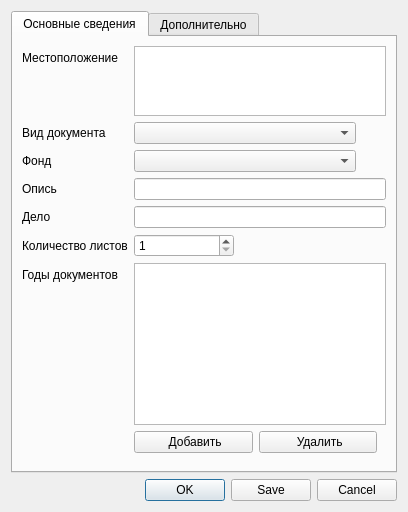
The window that ui/docform_dialog.ui (caxapyk/gaoo-cfp) describes before a commit, drawn with Qt 5.
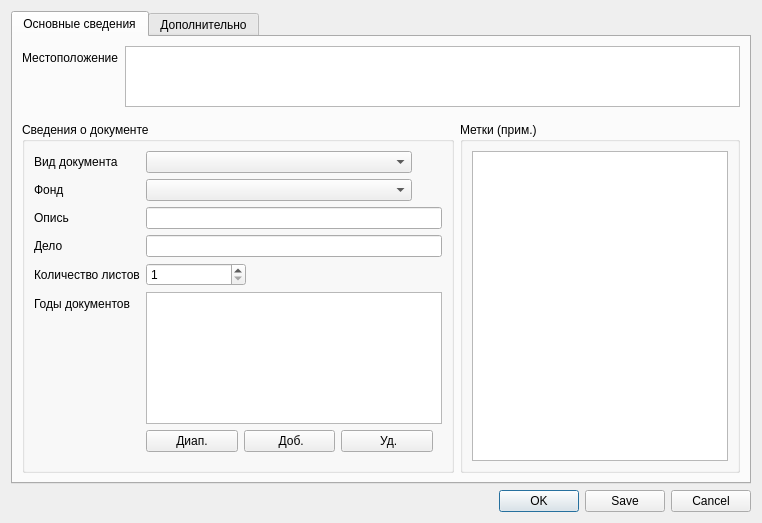
The same window after the commit. Icons and pictures are not drawn.

Commit message: years range added, refactoring

Patch:
```diff
--- a/ui/docform_dialog.ui
+++ b/ui/docform_dialog.ui
@@ -9,8 +9,8 @@
    <rect>
     <x>0</x>
     <y>0</y>
-    <width>408</width>
-    <height>512</height>
+    <width>762</width>
+    <height>523</height>
    </rect>
   </property>
   <property name="minimumSize">
@@ -35,7 +35,31 @@
       <attribute name="title">
        <string>Основные сведения</string>
       </attribute>
+      <layout class="QVBoxLayout" name="verticalLayout_2">
+       <item>
+        <widget class="QFrame" name="frame_2">
+         <property name="maximumSize">
+          <size>
+           <width>16777215</width>
+           <height>70</height>
+          </size>
+         </property>
+         <property name="frameShape">
+          <enum>QFrame::NoFrame</enum>
+         </property>
+         <property name="frameShadow">
+          <enum>QFrame::Raised</enum>
+         </property>
       <layout class="QFormLayout" name="formLayout_2">
+          <property name="leftMargin">
+           <number>0</number>
+          </property>
+          <property name="topMargin">
+           <number>0</number>
+          </property>
+          <property name="rightMargin">
+           <number>0</number>
+          </property>
        <item row="0" column="0">
         <widget class="QLabel" name="label">
          <property name="text">
@@ -48,7 +72,7 @@
          <property name="maximumSize">
           <size>
            <width>16777215</width>
-           <height>100</height>
+              <height>16777215</height>
           </size>
          </property>
          <property name="font">
@@ -68,6 +92,9 @@
          <property name="styleSheet">
           <string notr="true">color:#333333</string>
          </property>
+            <property name="frameShape">
+             <enum>QFrame::StyledPanel</enum>
+            </property>
          <property name="undoRedoEnabled">
           <bool>false</bool>
          </property>
@@ -76,14 +103,56 @@
          </property>
         </widget>
        </item>
-       <item row="1" column="0">
+         </layout>
+        </widget>
+       </item>
+       <item>
+        <widget class="QFrame" name="frame_5">
+         <property name="frameShape">
+          <enum>QFrame::NoFrame</enum>
+         </property>
+         <property name="frameShadow">
+          <enum>QFrame::Raised</enum>
+         </property>
+         <layout class="QHBoxLayout" name="horizontalLayout_5">
+          <property name="leftMargin">
+           <number>0</number>
+          </property>
+          <property name="topMargin">
+           <number>0</number>
+          </property>
+          <property name="rightMargin">
+           <number>0</number>
+          </property>
+          <property name="bottomMargin">
+           <number>0</number>
+          </property>
+          <item>
+           <widget class="QGroupBox" name="groupBox_2">
+            <property name="sizePolicy">
+             <sizepolicy hsizetype="Preferred" vsizetype="Preferred">
+              <horstretch>8</horstretch>
+              <verstretch>0</verstretch>
+             </sizepolicy>
+            </property>
+            <property name="baseSize">
+             <size>
+              <width>0</width>
+              <height>0</height>
+             </size>
+            </property>
+            <property name="title">
+             <string>Сведения о документе</string>
+            </property>
+            <layout class="QFormLayout" name="formLayout_3">
+             <item row="0" column="0">
         <widget class="QLabel" name="label_2">
          <property name="text">
           <string>Вид документа</string>
          </property>
         </widget>
        </item>
-       <item row="1" column="1">
+             <item row="0" column="1">
         <layout class="QHBoxLayout" name="horizontalLayout_3">
          <item>
           <widget class="QComboBox" name="doctype_comboBox">
@@ -120,14 +189,14 @@
          </item>
         </layout>
        </item>
-       <item row="2" column="0">
+             <item row="1" column="0">
         <widget class="QLabel" name="label_3">
          <property name="text">
           <string>Фонд</string>
          </property>
         </widget>
        </item>
-       <item row="2" column="1">
+             <item row="1" column="1">
         <layout class="QHBoxLayout" name="horizontalLayout_4">
          <item>
           <widget class="QComboBox" name="fund_comboBox"/>
@@ -154,14 +223,14 @@
          </item>
         </layout>
        </item>
-       <item row="3" column="0">
+             <item row="2" column="0">
         <widget class="QLabel" name="label_4">
          <property name="text">
           <string>Опись</string>
          </property>
         </widget>
        </item>
-       <item row="3" column="1">
+             <item row="2" column="1">
         <widget class="QLineEdit" name="inventory_lineEdit">
          <property name="maximumSize">
           <size>
@@ -174,14 +243,14 @@
          </property>
         </widget>
        </item>
-       <item row="4" column="0">
+             <item row="3" column="0">
         <widget class="QLabel" name="label_5">
          <property name="text">
           <string>Дело</string>
          </property>
         </widget>
        </item>
-       <item row="4" column="1">
+             <item row="3" column="1">
         <widget class="QLineEdit" name="unit_lineEdit">
          <property name="maximumSize">
           <size>
@@ -194,14 +263,14 @@
          </property>
         </widget>
        </item>
-       <item row="5" column="0">
+             <item row="4" column="0">
         <widget class="QLabel" name="label_6">
          <property name="text">
           <string>Количество листов</string>
          </property>
         </widget>
        </item>
-       <item row="5" column="1">
+             <item row="4" column="1">
         <widget class="QSpinBox" name="sheet_spinBox">
          <property name="maximumSize">
           <size>
@@ -220,14 +289,14 @@
          </property>
         </widget>
        </item>
-       <item row="6" column="0">
+             <item row="5" column="0">
         <widget class="QLabel" name="label_11">
          <property name="text">
           <string>Годы документов</string>
          </property>
         </widget>
        </item>
-       <item row="6" column="1">
+             <item row="5" column="1">
         <layout class="QVBoxLayout" name="verticalLayout_4">
          <item>
           <widget class="QListView" name="year_listView">
@@ -287,6 +356,17 @@
             <property name="topMargin">
              <number>0</number>
             </property>
+                  <item>
+                   <widget class="QPushButton" name="yearInsertRange_pushButton">
+                    <property name="text">
+                     <string>Диап.</string>
+                    </property>
+                    <property name="icon">
+                     <iconset resource="../resources.qrc">
+                      <normaloff>:/icons/plus-16.png</normaloff>:/icons/plus-16.png</iconset>
+                    </property>
+                   </widget>
+                  </item>
             <item>
              <widget class="QPushButton" name="yearInsert_pushButton">
               <property name="maximumSize">
@@ -296,7 +376,7 @@
                </size>
               </property>
               <property name="text">
-               <string> Добавить</string>
+                     <string> Доб.</string>
               </property>
               <property name="icon">
                <iconset resource="../resources.qrc">
@@ -316,7 +396,7 @@
                </size>
               </property>
               <property name="text">
-               <string> Удалить</string>
+                     <string> Уд.</string>
               </property>
               <property name="icon">
                <iconset resource="../resources.qrc">
@@ -334,6 +414,85 @@
        </item>
       </layout>
      </widget>
+          </item>
+          <item>
+           <widget class="QFrame" name="frame_3">
+            <property name="frameShape">
+             <enum>QFrame::NoFrame</enum>
+            </property>
+            <property name="frameShadow">
+             <enum>QFrame::Raised</enum>
+            </property>
+            <layout class="QVBoxLayout" name="verticalLayout_7">
+             <property name="leftMargin">
+              <number>0</number>
+             </property>
+             <property name="topMargin">
+              <number>0</number>
+             </property>
+             <property name="rightMargin">
+              <number>0</number>
+             </property>
+             <property name="bottomMargin">
+              <number>0</number>
+             </property>
+             <item>
+              <widget class="QGroupBox" name="groupBox">
+               <property name="sizePolicy">
+                <sizepolicy hsizetype="Preferred" vsizetype="Preferred">
+                 <horstretch>2</horstretch>
+                 <verstretch>0</verstretch>
+                </sizepolicy>
+               </property>
+               <property name="maximumSize">
+                <size>
+                 <width>16777215</width>
+                 <height>16777215</height>
+                </size>
+               </property>
+               <property name="baseSize">
+                <size>
+                 <width>0</width>
+                 <height>0</height>
+                </size>
+               </property>
+               <property name="title">
+                <string>Метки (прим.)</string>
+               </property>
+               <layout class="QVBoxLayout" name="verticalLayout_5">
+                <property name="leftMargin">
+                 <number>9</number>
+                </property>
+                <property name="topMargin">
+                 <number>9</number>
+                </property>
+                <property name="rightMargin">
+                 <number>9</number>
+                </property>
+                <property name="bottomMargin">
+                 <number>9</number>
+                </property>
+                <item>
+                 <widget class="QListView" name="docflag_listView">
+                  <property name="editTriggers">
+                   <set>QAbstractItemView::NoEditTriggers</set>
+                  </property>
+                  <property name="showDropIndicator" stdset="0">
+                   <bool>false</bool>
+                  </property>
+                 </widget>
+                </item>
+               </layout>
+              </widget>
+             </item>
+            </layout>
+           </widget>
+          </item>
+         </layout>
+        </widget>
+       </item>
+      </layout>
+     </widget>
      <widget class="QWidget" name="tab_add">
       <attribute name="title">
        <string>Дополнительно</string>
@@ -346,24 +505,7 @@
          </property>
         </widget>
        </item>
-       <item row="0" column="0">
-        <widget class="QLabel" name="label_7">
-         <property name="text">
-          <string>Метки (прим.)</string>
-         </property>
-        </widget>
-       </item>
-       <item row="0" column="1">
-        <widget class="QListView" name="docflag_listView">
-         <property name="editTriggers">
-          <set>QAbstractItemView::NoEditTriggers</set>
-         </property>
-         <property name="showDropIndicator" stdset="0">
-          <bool>false</bool>
-         </property>
-        </widget>
-       </item>
-       <item row="1" column="1">
+       <item row="2" column="1">
         <widget class="QPlainTextEdit" name="comment_textEdit"/>
        </item>
       </layout>
```
Left out of the diff: 12 changed lines with no effect on the pictures. Lines whose indentation alone changed are shown as unchanged. The commit also changes 9 other files.
